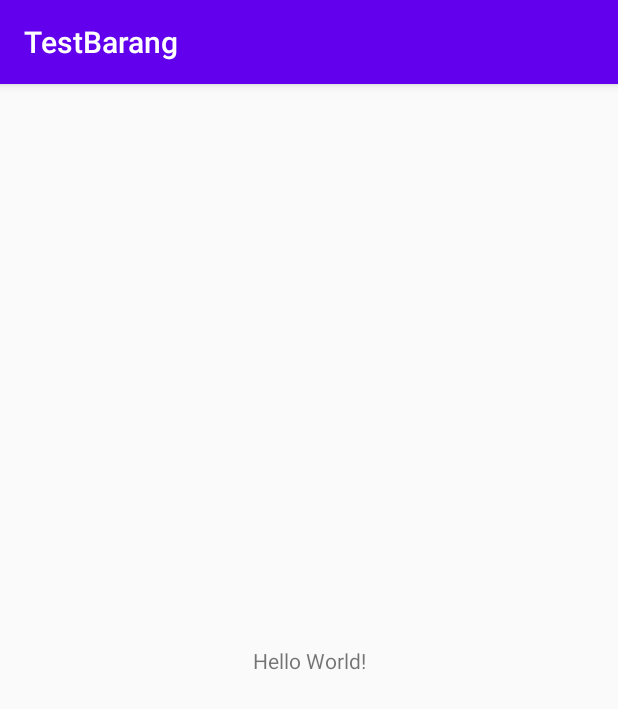
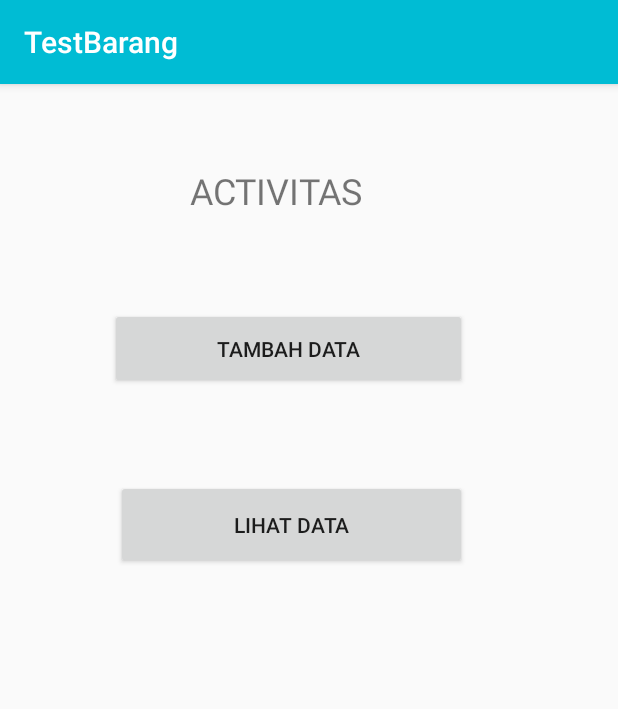
Before and after one commit to arifbudiman0104/TestBarang, an Android app: the screen it shows after launch (MainActivity), on a phone screen of 412 x 824 dp. Shown: the top 709 px of the screen. Run offline under Robolectric (Android 15) with nearby library versions, the phone set to English and light mode, and no system bars.

Commit message:
Initial Commit

```diff
--- a/app/build.gradle
+++ b/app/build.gradle
@@ -1,5 +1,6 @@
 apply plugin: 'com.android.application'
 apply plugin: 'com.google.gms.google-services'
+
 
 android {
     compileSdkVersion 29
@@ -28,8 +29,8 @@ dependencies {
     implementation fileTree(dir: 'libs', include: ['*.jar'])
 
 
-    implementation 'com.google.firebase:firebase-core:17.4.0'
-    implementation 'com.google.firebase:firebase-database:19.2.1'
+    implementation 'com.google.firebase:firebase-core:17.4.1'
+    implementation 'com.google.firebase:firebase-database:19.3.0'
     implementation 'com.google.firebase:firebase-analytics:17.4.1'
 
     implementation 'androidx.multidex:multidex:2.0.1'
--- a/app/src/main/AndroidManifest.xml
+++ b/app/src/main/AndroidManifest.xml
@@ -1,6 +1,9 @@
 <?xml version="1.0" encoding="utf-8"?>
 <manifest xmlns:android="http://schemas.android.com/apk/res/android"
     package="com.example.testbarang">
+
+
+    <uses-permission android:name="android.permission.INTERNET"/>
 
     <application
         android:allowBackup="true"
@@ -9,6 +12,9 @@
         android:roundIcon="@mipmap/ic_launcher_round"
         android:supportsRtl="true"
         android:theme="@style/AppTheme">
+        <activity android:name=".TambahData"
+            android:label="@string/judul3">
+        </activity>
         <activity android:name=".MainActivity">
             <intent-filter>
                 <action android:name="android.intent.action.MAIN" />
--- a/app/src/main/java/com/example/testbarang/MainActivity.java
+++ b/app/src/main/java/com/example/testbarang/MainActivity.java
@@ -3,12 +3,32 @@ package com.example.testbarang;
 import androidx.appcompat.app.AppCompatActivity;
 
 import android.os.Bundle;
+import android.view.View;
+import android.widget.Button;
 
 public class MainActivity extends AppCompatActivity {
+    private Button btnTambah, btnLihat;
 
     @Override
     protected void onCreate(Bundle savedInstanceState) {
         super.onCreate(savedInstanceState);
         setContentView(R.layout.activity_main);
+
+        btnTambah = findViewById(R.id.btnTambah);
+        btnLihat  = findViewById(R.id.btnLihat);
+
+        btnTambah.setOnClickListener(new View.OnClickListener() {
+            @Override
+            public void onClick(View v) {
+                startActivity(TambahData.getActIntent(MainActivity.this));
+            }
+        });
+
+        btnLihat.setOnClickListener(new View.OnClickListener() {
+            @Override
+            public void onClick(View v) {
+                //besok lanjut
+            }
+        });
     }
 }
--- a/app/src/main/res/layout/activity_main.xml
+++ b/app/src/main/res/layout/activity_main.xml
@@ -7,12 +7,57 @@
     tools:context=".MainActivity">
 
     <TextView
+        android:id="@+id/textView"
         android:layout_width="wrap_content"
-        android:layout_height="wrap_content"
-        android:text="Hello World!"
+        android:layout_height="42dp"
+        android:layout_marginStart="8dp"
+        android:layout_marginLeft="8dp"
+        android:layout_marginTop="10dp"
+        android:layout_marginEnd="8dp"
+        android:layout_marginRight="8dp"
+        android:text="@string/judul1"
+        android:textSize="24dp"
+        app:layout_constraintBottom_toTopOf="@+id/btnTambah"
+        app:layout_constraintEnd_toEndOf="parent"
+        app:layout_constraintHorizontal_bias="0.423"
+        app:layout_constraintStart_toStartOf="parent"
+        app:layout_constraintTop_toTopOf="parent"/>
+
+    <Button
+        android:id="@+id/btnTambah"
+        android:layout_width="238dp"
+        android:layout_height="54dp"
+        android:layout_marginStart="8dp"
+        android:layout_marginLeft="8dp"
+        android:layout_marginTop="8dp"
+        android:layout_marginEnd="8dp"
+        android:layout_marginRight="8dp"
+        android:layout_marginBottom="8dp"
+        android:text="@string/btnTambah"
+        app:layout_constraintBottom_toTopOf="@+id/btnLihat"
+        app:layout_constraintEnd_toEndOf="parent"
+        app:layout_constraintHorizontal_bias="0.414"
+        app:layout_constraintStart_toStartOf="parent"
+        app:layout_constraintTop_toBottomOf="@+id/textView"
+        app:layout_constraintVertical_bias="0.252"/>
+
+    <Button
+        android:id="@+id/btnLihat"
+        android:layout_width="234dp"
+        android:layout_height="59dp"
+        android:layout_marginStart="8dp"
+        android:layout_marginLeft="8dp"
+        android:layout_marginTop="8dp"
+        android:layout_marginEnd="8dp"
+        android:layout_marginRight="8dp"
+        android:layout_marginBottom="400dp"
+        android:text="@string/btnLihat"
         app:layout_constraintBottom_toBottomOf="parent"
-        app:layout_constraintLeft_toLeftOf="parent"
-        app:layout_constraintRight_toRightOf="parent"
-        app:layout_constraintTop_toTopOf="parent" />
+        app:layout_constraintEnd_toEndOf="parent"
+        app:layout_constraintHorizontal_bias="0.428"
+        app:layout_constraintStart_toStartOf="parent"
+        app:layout_constraintTop_toBottomOf="@+id/btnTambah"
+        app:layout_constraintVertical_bias="0.0"
+        />
 
 </androidx.constraintlayout.widget.ConstraintLayout>
--- a/app/src/main/res/values/colors.xml
+++ b/app/src/main/res/values/colors.xml
@@ -1,6 +1,6 @@
 <?xml version="1.0" encoding="utf-8"?>
 <resources>
-    <color name="colorPrimary">#6200EE</color>
-    <color name="colorPrimaryDark">#3700B3</color>
+    <color name="colorPrimary">#00BCD4</color>
+    <color name="colorPrimaryDark">#00BCD4</color>
     <color name="colorAccent">#03DAC5</color>
 </resources>
--- a/app/src/main/res/values/strings.xml
+++ b/app/src/main/res/values/strings.xml
@@ -1,3 +1,12 @@
 <resources>
     <string name="app_name">TestBarang</string>
+    <string name="btnTambah">Tambah Data</string>
+    <string name="btnLihat">Lihat Data</string>
+    <string name="btnOK">Submit Data</string>
+    <string name="kode">Kode Barang</string>
+    <string name="nama">Nama Barang</string>
+    <string name="judul1">ACTIVITAS</string>
+    <string name="judul2">Penambahan Data</string>
+    <string name="judul3">Data Barang</string>
+    <string name="kosong"></string>
 </resources>
--- a/build.gradle
+++ b/build.gradle
@@ -22,7 +22,7 @@ allprojects {
     repositories {
         google()
         jcenter()
-        maven{url"https://maven.google.com"}
+        maven {url"https://maven.google.com"}
 
     }
 }
```
Also changed, not shown: app/src/main/java/com/example/testbarang/Barang.java (added, +35 -0 lines), app/src/main/java/com/example/testbarang/TambahData.java (added, +74 -0 lines), app/src/main/res/layout/activity_tambah_data.xml (added, +72 -0 lines), 1 other file.
